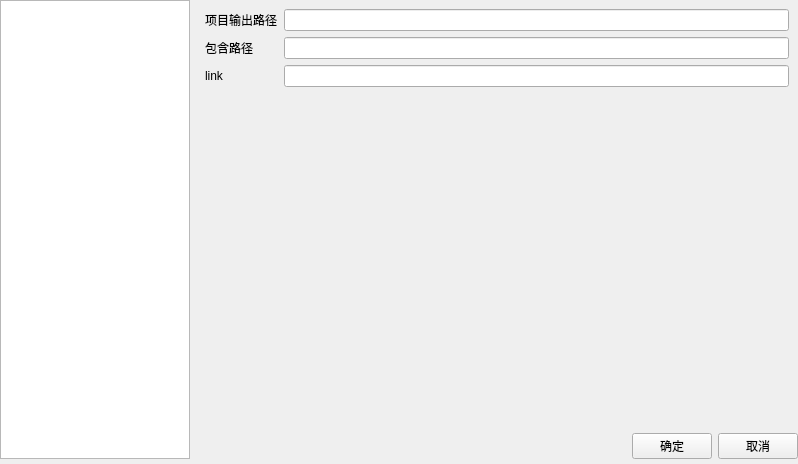
GnoCiYeH/CloudShareCode, file Qt/CloudSharedCoding/settingform.ui: the form before one commit.
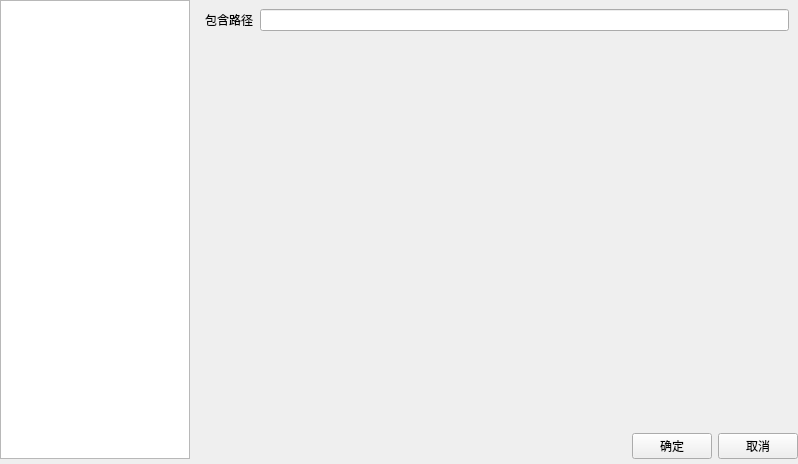
The form after the commit.

Patch:
```diff
--- a/Qt/CloudSharedCoding/settingform.ui
+++ b/Qt/CloudSharedCoding/settingform.ui
@@ -54,35 +54,15 @@
      <widget class="QWidget" name="page_2"/>
      <widget class="QWidget" name="page_3">
       <layout class="QFormLayout" name="formLayout_2">
-       <item row="1" column="0">
+       <item row="0" column="0">
         <widget class="QLabel" name="label_2">
          <property name="text">
           <string>包含路径</string>
          </property>
         </widget>
        </item>
-       <item row="1" column="1">
-        <widget class="QLineEdit" name="lineEdit"/>
-       </item>
-       <item row="0" column="0">
-        <widget class="QLabel" name="label_3">
-         <property name="text">
-          <string>项目输出路径</string>
-         </property>
-        </widget>
-       </item>
        <item row="0" column="1">
-        <widget class="QLineEdit" name="lineEdit_2"/>
-       </item>
-       <item row="2" column="0">
-        <widget class="QLabel" name="label_4">
-         <property name="text">
-          <string>link</string>
-         </property>
-        </widget>
-       </item>
-       <item row="2" column="1">
-        <widget class="QLineEdit" name="lineEdit_3"/>
+        <widget class="QLineEdit" name="includePath_edit"/>
        </item>
       </layout>
      </widget>
```
